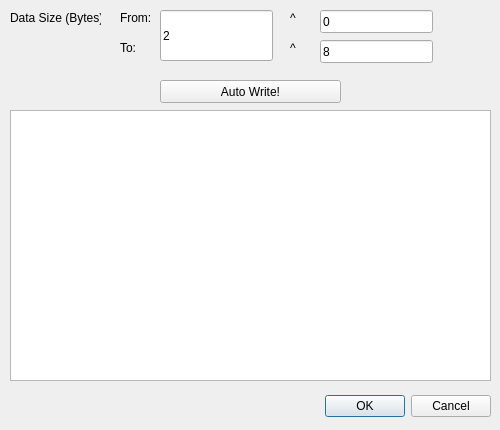
Old version of the form DEExp/writedataautodialog.ui in the repository yunhasnawa/DEExp.
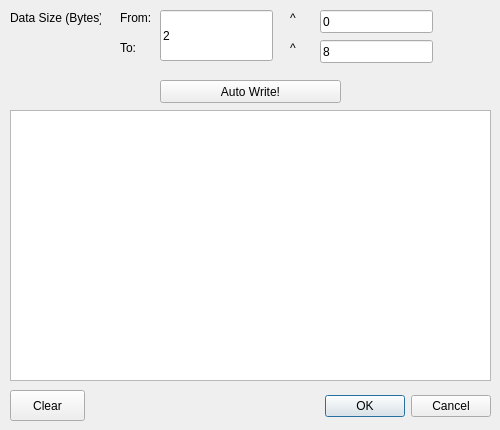
New version of the form.

Diff of the .ui file:
```diff
--- a/DEExp/writedataautodialog.ui
+++ b/DEExp/writedataautodialog.ui
@@ -16,9 +16,9 @@
   <widget class="QDialogButtonBox" name="buttonBox">
    <property name="geometry">
     <rect>
-     <x>10</x>
+     <x>110</x>
      <y>390</y>
-     <width>481</width>
+     <width>381</width>
      <height>32</height>
     </rect>
    </property>
@@ -156,6 +156,19 @@
     <string>2</string>
    </property>
   </widget>
+  <widget class="QPushButton" name="pbtClear">
+   <property name="geometry">
+    <rect>
+     <x>10</x>
+     <y>390</y>
+     <width>75</width>
+     <height>31</height>
+    </rect>
+   </property>
+   <property name="text">
+    <string>Clear</string>
+   </property>
+  </widget>
  </widget>
  <resources/>
  <connections>
```
